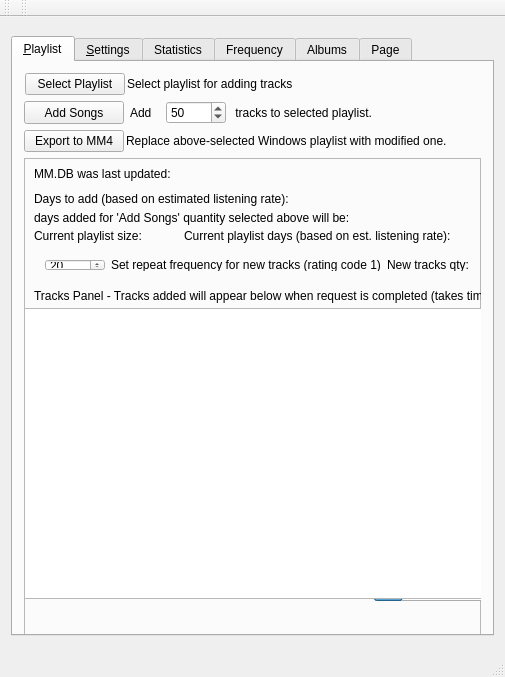
Qt form archsimian.ui (Harpo3/archsimian) before a commit.
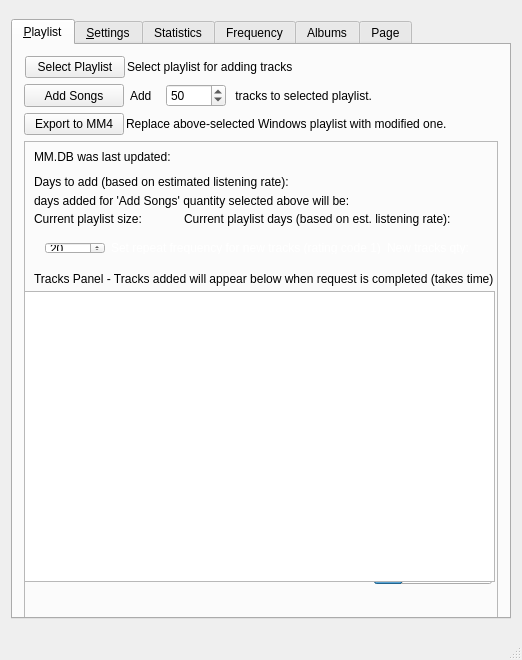
The same form after that commit. The open tabs and pages were chosen to show the change. Icons and pictures are not drawn.

```diff
--- a/archsimian.ui
+++ b/archsimian.ui
@@ -6,8 +6,8 @@
    <rect>
     <x>0</x>
     <y>0</y>
-    <width>505</width>
-    <height>677</height>
+    <width>522</width>
+    <height>660</height>
    </rect>
   </property>
   <property name="sizePolicy">
@@ -349,6 +349,43 @@
             </item>
             <item>
              <widget class="QLabel" name="repeatfreqtxtLabel">
+              <property name="palette">
+               <palette>
+                <active>
+                 <colorrole role="WindowText">
+                  <brush brushstyle="SolidPattern">
+                   <color alpha="255">
+                    <red>255</red>
+                    <green>255</green>
+                    <blue>255</blue>
+                   </color>
+                  </brush>
+                 </colorrole>
+                </active>
+                <inactive>
+                 <colorrole role="WindowText">
+                  <brush brushstyle="SolidPattern">
+                   <color alpha="255">
+                    <red>255</red>
+                    <green>255</green>
+                    <blue>255</blue>
+                   </color>
+                  </brush>
+                 </colorrole>
+                </inactive>
+                <disabled>
+                 <colorrole role="WindowText">
+                  <brush brushstyle="SolidPattern">
+                   <color alpha="127">
+                    <red>255</red>
+                    <green>255</green>
+                    <blue>255</blue>
+                   </color>
+                  </brush>
+                 </colorrole>
+                </disabled>
+               </palette>
+              </property>
               <property name="text">
                <string>Set repeat frequency for new tracks (rating code 1)</string>
               </property>
@@ -356,6 +393,43 @@
             </item>
             <item>
              <widget class="QLabel" name="newtracksqtyLabel">
+              <property name="palette">
+               <palette>
+                <active>
+                 <colorrole role="WindowText">
+                  <brush brushstyle="SolidPattern">
+                   <color alpha="255">
+                    <red>255</red>
+                    <green>255</green>
+                    <blue>255</blue>
+                   </color>
+                  </brush>
+                 </colorrole>
+                </active>
+                <inactive>
+                 <colorrole role="WindowText">
+                  <brush brushstyle="SolidPattern">
+                   <color alpha="255">
+                    <red>255</red>
+                    <green>255</green>
+                    <blue>255</blue>
+                   </color>
+                  </brush>
+                 </colorrole>
+                </inactive>
+                <disabled>
+                 <colorrole role="WindowText">
+                  <brush brushstyle="SolidPattern">
+                   <color alpha="127">
+                    <red>255</red>
+                    <green>255</green>
+                    <blue>255</blue>
+                   </color>
+                  </brush>
+                 </colorrole>
+                </disabled>
+               </palette>
+              </property>
               <property name="text">
                <string>New tracks qty:</string>
               </property>
@@ -1743,26 +1817,7 @@
     </iconset>
    </property>
   </widget>
-  <widget class="QToolBar" name="mainToolBar">
-   <attribute name="toolBarArea">
-    <enum>TopToolBarArea</enum>
-   </attribute>
-   <attribute name="toolBarBreak">
-    <bool>false</bool>
-   </attribute>
-  </widget>
   <widget class="QStatusBar" name="statusBar"/>
-  <widget class="QToolBar" name="toolBar">
-   <property name="windowTitle">
-    <string>toolBar</string>
-   </property>
-   <attribute name="toolBarArea">
-    <enum>TopToolBarArea</enum>
-   </attribute>
-   <attribute name="toolBarBreak">
-    <bool>false</bool>
-   </attribute>
-  </widget>
  </widget>
  <layoutdefault spacing="6" margin="11"/>
  <resources>
```
Left out of the diff: 12 changed lines with no effect on the pictures.
